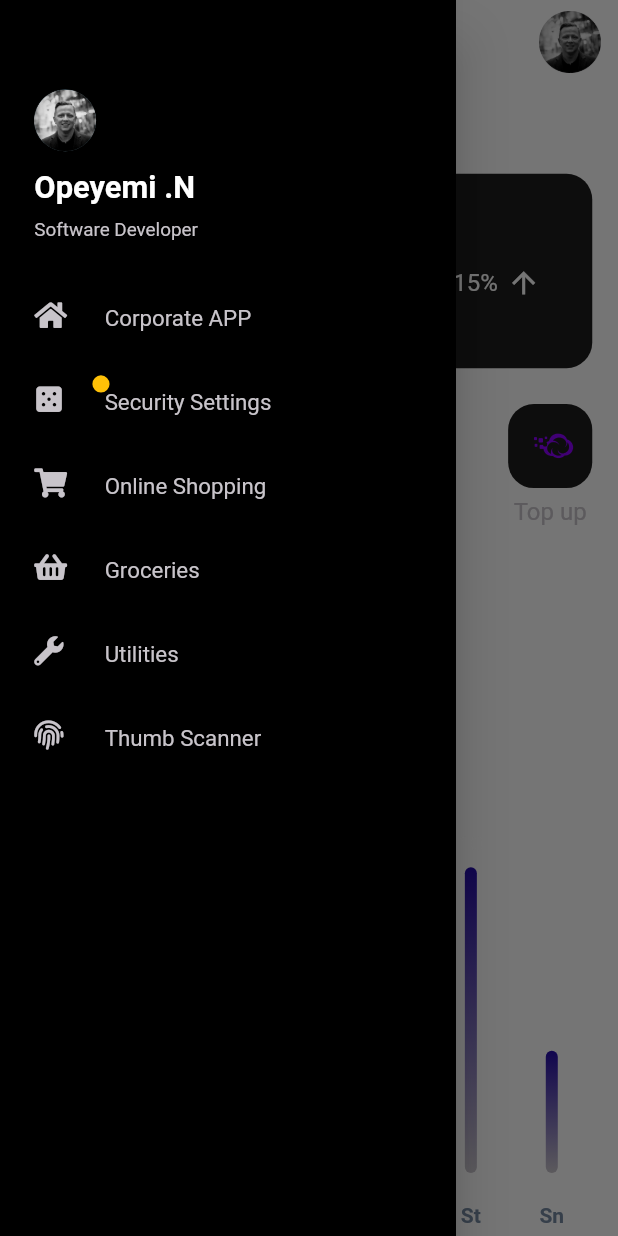
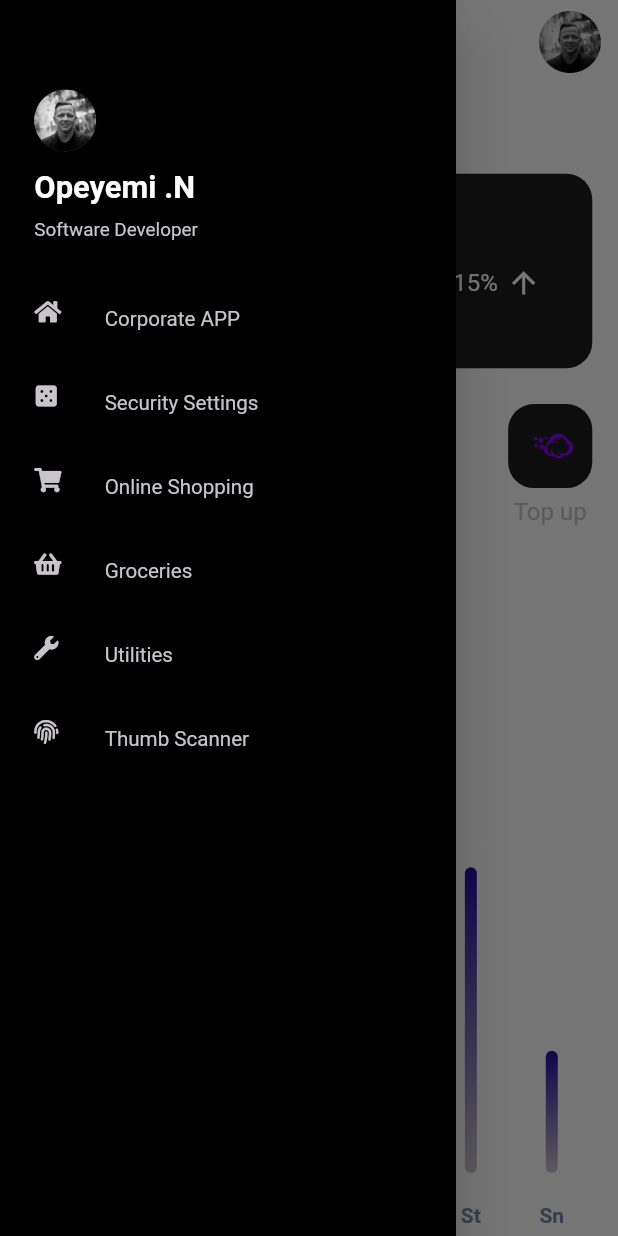
Before and after one commit to Devlonoah/Bank_app-UI-, a Flutter app: the HomeBody screen opened directly, with the side drawer open, on a phone screen of 412 x 824 dp. Run offline on Flutter 3.47's test engine with Material 2 defaults, Android fonts, the phone set to English and light mode, and no system bars; drawn by our look-alikes of fl_chart; our stand-ins replace flutter_screenutil, font_awesome_flutter.

Commit message:
imports fix

```diff
--- a/lib/main.dart
+++ b/lib/main.dart
@@ -1,4 +1,3 @@
-import 'package:fl_chart/fl_chart.dart' as ch;
 import 'package:flutter/cupertino.dart';
 import 'package:flutter/material.dart';
 import 'package:flutter_screenutil/flutter_screenutil.dart';
--- a/lib/page/drawer/drawer_widget.dart
+++ b/lib/page/drawer/drawer_widget.dart
@@ -32,7 +32,7 @@ class DrawerWidget extends StatelessWidget {
                   CustomListTile(
                       icon: FontAwesomeIcons.diceFive,
                       label: 'Security Settings',
-                      hasNotification: true,
+                      hasNotification: false,
                       onPress: () {}),
                   CustomListTile(
                       icon: FontAwesomeIcons.shoppingCart,
--- a/lib/page/drawer/widget/custom_tile.dart
+++ b/lib/page/drawer/widget/custom_tile.dart
@@ -19,37 +19,22 @@ class CustomListTile extends StatelessWidget {
 
   @override
   Widget build(BuildContext context) {
-    return Stack(
-      children: [
-        ListTile(
+    return ListTile(
       minVerticalPadding: 0.0,
       contentPadding: EdgeInsets.zero,
       horizontalTitleGap: 6.w,
       leading: Icon(
         icon,
         color: COLOR_GREY_PINK,
-            size: 17.r,
+        size: 14.r,
       ),
       title: Text(
         label,
         style: TextStyle(
-                fontSize: 13.sp,
+            fontSize: 12.sp,
             fontWeight: FontWeight.w400,
             color: COLOR_GREY_PINK),
       ),
-        ),
-        hasNotification
-            ? Positioned(
-                top: 8.5.h,
-                left: 15.0.w,
-                right: 163.w,
-                child: CircleAvatar(
-                  radius: 5.r,
-                  backgroundColor: COLOR_SUN_YELLOW,
-                ),
-              )
-            : SizedBox.shrink()
-      ],
     );
   }
 }
```
Lines whose indentation alone changed are shown as unchanged.
